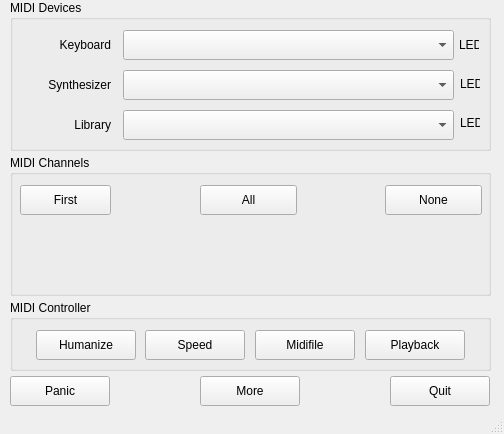
Before: the Qt Designer form src/mainwindow.ui in obook/I-like-Chopin, drawn with Qt 5.
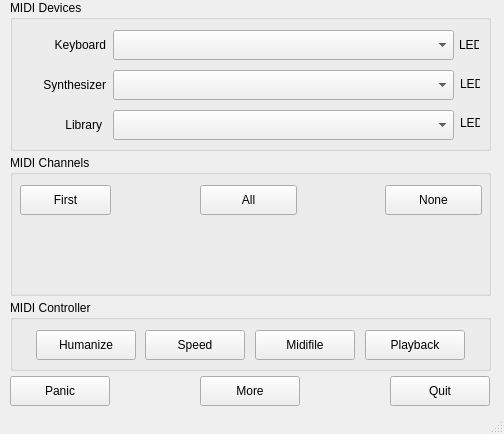
After: the same form once the commit is applied.

```diff
--- a/src/mainwindow.ui
+++ b/src/mainwindow.ui
@@ -45,7 +45,7 @@
     <widget class="QLabel" name="label_File">
      <property name="geometry">
       <rect>
-       <x>30</x>
+       <x>21</x>
        <y>114</y>
        <width>71</width>
        <height>22</height>
@@ -61,9 +61,9 @@
     <widget class="QComboBox" name="InputDeviceCombo">
      <property name="geometry">
       <rect>
-       <x>113</x>
+       <x>103</x>
        <y>30</y>
-       <width>331</width>
+       <width>341</width>
        <height>30</height>
       </rect>
      </property>
@@ -71,9 +71,9 @@
     <widget class="QComboBox" name="OutputDeviceCombo">
      <property name="geometry">
       <rect>
-       <x>113</x>
+       <x>103</x>
        <y>70</y>
-       <width>331</width>
+       <width>341</width>
        <height>30</height>
       </rect>
      </property>
@@ -81,7 +81,7 @@
     <widget class="QLabel" name="label_Ouput">
      <property name="geometry">
       <rect>
-       <x>10</x>
+       <x>5</x>
        <y>74</y>
        <width>91</width>
        <height>22</height>
@@ -97,7 +97,7 @@
     <widget class="QLabel" name="label_Input">
      <property name="geometry">
       <rect>
-       <x>20</x>
+       <x>15</x>
        <y>34</y>
        <width>81</width>
        <height>22</height>
@@ -113,9 +113,9 @@
     <widget class="QComboBox" name="FileCombo">
      <property name="geometry">
       <rect>
-       <x>113</x>
+       <x>103</x>
        <y>110</y>
-       <width>331</width>
+       <width>341</width>
        <height>30</height>
       </rect>
      </property>
```
